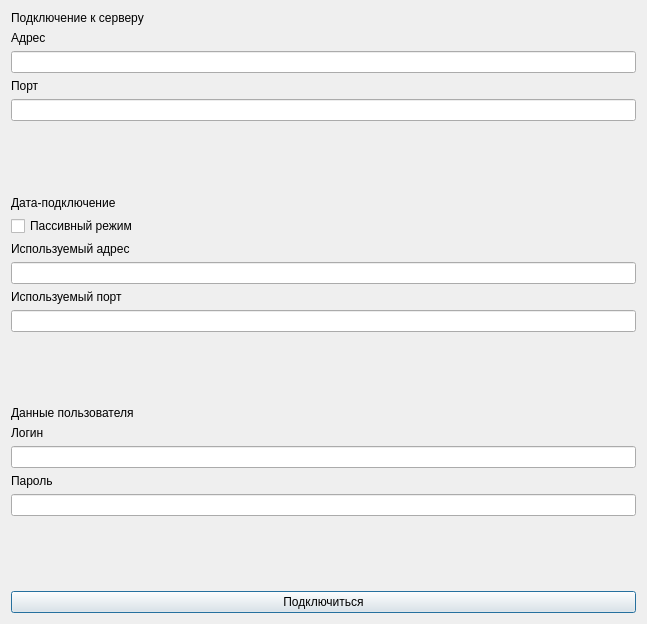
Before: the Qt Designer form examples/example-client/ui/connect.ui in IAmProgrammist/CtrlFTP, drawn with Qt 5.
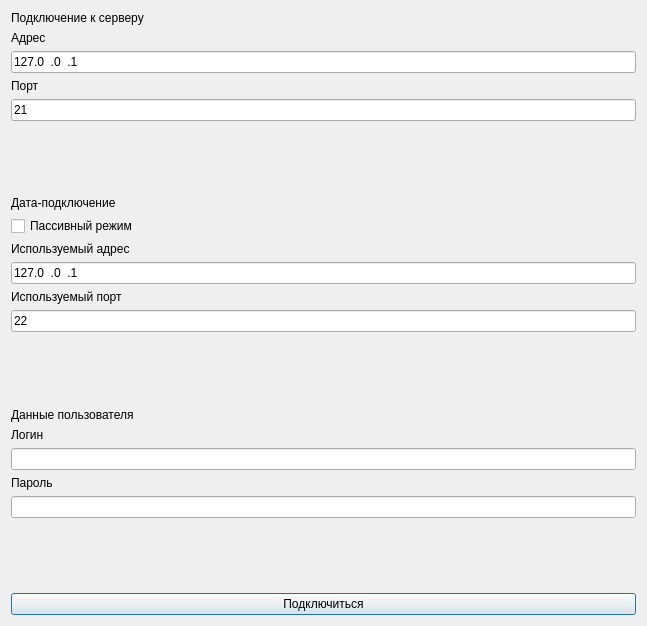
After: the same form once the commit is applied.

Patch:
```diff
--- a/examples/example-client/ui/connect.ui
+++ b/examples/example-client/ui/connect.ui
@@ -7,7 +7,7 @@
     <x>0</x>
     <y>0</y>
     <width>647</width>
-    <height>624</height>
+    <height>626</height>
    </rect>
   </property>
   <property name="windowTitle">
@@ -34,7 +34,14 @@
       </widget>
      </item>
      <item>
-      <widget class="QLineEdit" name="inputServerAddress"/>
+      <widget class="QLineEdit" name="inputServerAddress">
+       <property name="inputMask">
+        <string>000.000.000.000</string>
+       </property>
+       <property name="text">
+        <string>127.0.0.1</string>
+       </property>
+      </widget>
      </item>
      <item>
       <widget class="QLabel" name="label_3">
@@ -44,7 +51,17 @@
       </widget>
      </item>
      <item>
-      <widget class="QLineEdit" name="inputServerPort"/>
+      <widget class="QLineEdit" name="inputServerPort">
+       <property name="autoFillBackground">
+        <bool>false</bool>
+       </property>
+       <property name="text">
+        <string>21</string>
+       </property>
+       <property name="frame">
+        <bool>true</bool>
+       </property>
+      </widget>
      </item>
     </layout>
    </item>
@@ -90,7 +107,14 @@
         </widget>
        </item>
        <item>
-        <widget class="QLineEdit" name="inputDataAddress"/>
+        <widget class="QLineEdit" name="inputDataAddress">
+         <property name="inputMask">
+          <string>000.000.000.000</string>
+         </property>
+         <property name="text">
+          <string>127.0.0.1</string>
+         </property>
+        </widget>
        </item>
        <item>
         <widget class="QLabel" name="label_6">
@@ -100,7 +124,11 @@
         </widget>
        </item>
        <item>
-        <widget class="QLineEdit" name="inputDataPort"/>
+        <widget class="QLineEdit" name="inputDataPort">
+         <property name="text">
+          <string>22</string>
+         </property>
+        </widget>
        </item>
       </layout>
      </item>
@@ -149,7 +177,11 @@
       </widget>
      </item>
      <item>
-      <widget class="QLineEdit" name="inputPassword"/>
+      <widget class="QLineEdit" name="inputPassword">
+       <property name="echoMode">
+        <enum>QLineEdit::Password</enum>
+       </property>
+      </widget>
      </item>
     </layout>
    </item>
```
Left out of the diff: 6 changed lines with no effect on the pictures.
